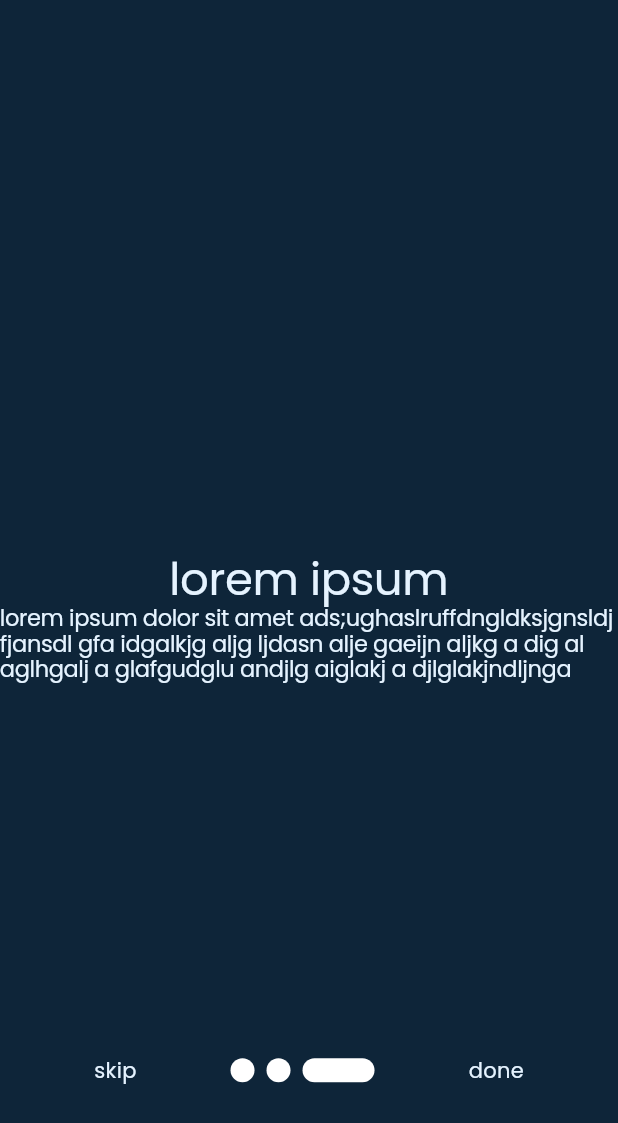
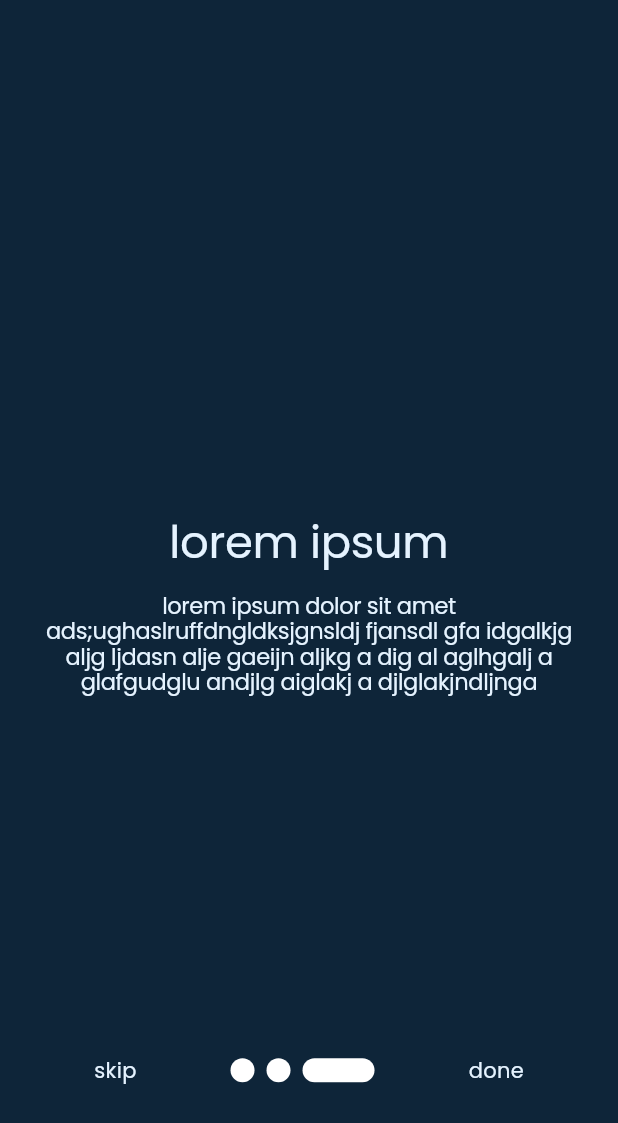
Before and after one commit to IshaNagireddy/GrandCare, a Flutter app: the screen it shows after launch, after a tap on "skip", on a phone screen of 412 x 824 dp. Shown: the top 1123 px of the screen. Run offline on Flutter 3.47's test engine with Material 3 defaults, Android fonts, the light colour scheme and no system bars; drawn by our look-alikes of smooth_page_indicator; our stand-ins replace google_fonts.

Commit message:
added padding to text placement

```diff
--- a/apps_for_good/lib/intro_screens/intro_page_2.dart
+++ b/apps_for_good/lib/intro_screens/intro_page_2.dart
@@ -18,12 +18,16 @@ class IntroPage2 extends StatelessWidget {
                 color: Color.fromARGB(255, 229, 243, 255),
               ),
             ),
-            Text(
-              'lorem ipsum dolor sit amet ads;ughaslruffdngldksjgnsldj fjansdl gfa idgalkjg aljg ljdasn alje gaeijn aljkg a dig al aglhgalj a glafgudglu andjlg aiglakj a djlglakjndljnga',
-              style: GoogleFonts.poppins(
-                textStyle: Theme.of(context).textTheme.displayLarge,
-                fontSize: 15,
-                color: Color.fromARGB(255, 229, 243, 255),
+            Padding(
+              padding: EdgeInsets.all(16.0),
+              child: Text(
+                'lorem ipsum dolor sit amet ads;ughaslruffdngldksjgnsldj fjansdl gfa idgalkjg aljg ljdasn alje gaeijn aljkg a dig al aglhgalj a glafgudglu andjlg aiglakj a djlglakjndljnga',
+                style: GoogleFonts.poppins(
+                  textStyle: Theme.of(context).textTheme.displayLarge,
+                  fontSize: 15,
+                  color: Color.fromARGB(255, 229, 243, 255),
+                ),
+                textAlign: TextAlign.center,
               ),
             ),
           ],
--- a/apps_for_good/lib/intro_screens/intro_page_3.dart
+++ b/apps_for_good/lib/intro_screens/intro_page_3.dart
@@ -18,12 +18,16 @@ class IntroPage3 extends StatelessWidget {
                 color: Color.fromARGB(255, 229, 243, 255),
               ),
             ),
-            Text(
-              'lorem ipsum dolor sit amet ads;ughaslruffdngldksjgnsldj fjansdl gfa idgalkjg aljg ljdasn alje gaeijn aljkg a dig al aglhgalj a glafgudglu andjlg aiglakj a djlglakjndljnga',
-              style: GoogleFonts.poppins(
-                textStyle: Theme.of(context).textTheme.displayLarge,
-                fontSize: 15,
-                color: Color.fromARGB(255, 229, 243, 255),
+            Padding(
+              padding: EdgeInsets.all(16.0),
+              child: Text(
+                'lorem ipsum dolor sit amet ads;ughaslruffdngldksjgnsldj fjansdl gfa idgalkjg aljg ljdasn alje gaeijn aljkg a dig al aglhgalj a glafgudglu andjlg aiglakj a djlglakjndljnga',
+                style: GoogleFonts.poppins(
+                  textStyle: Theme.of(context).textTheme.displayLarge,
+                  fontSize: 15,
+                  color: Color.fromARGB(255, 229, 243, 255),
+                ),
+                textAlign: TextAlign.center,
               ),
             ),
           ],
--- a/apps_for_good/lib/onboarding_screen.dart
+++ b/apps_for_good/lib/onboarding_screen.dart
@@ -99,7 +99,7 @@ class _OnBoardingScreenState extends State<OnBoardingScreen> {
                               curve: Curves.easeIn);
                         },
                         child: Text(
-                          'next',
+                          ' next',
                           style: GoogleFonts.poppins(
                             color: Color.fromARGB(255, 229, 243, 255),
                           ),
```
